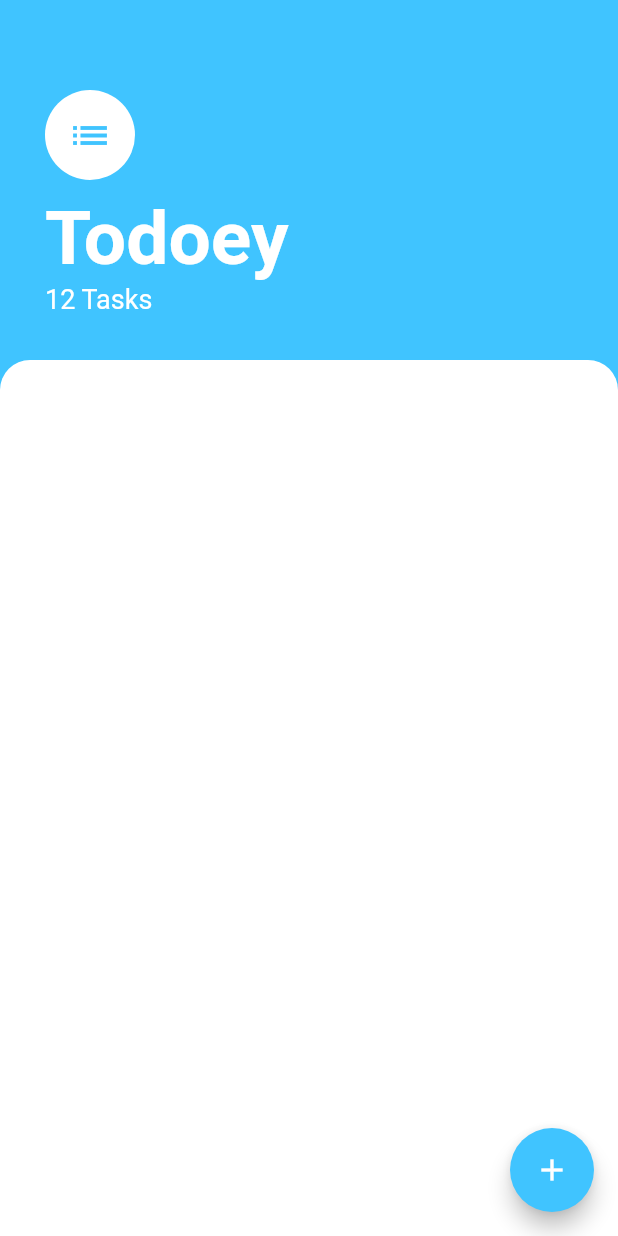
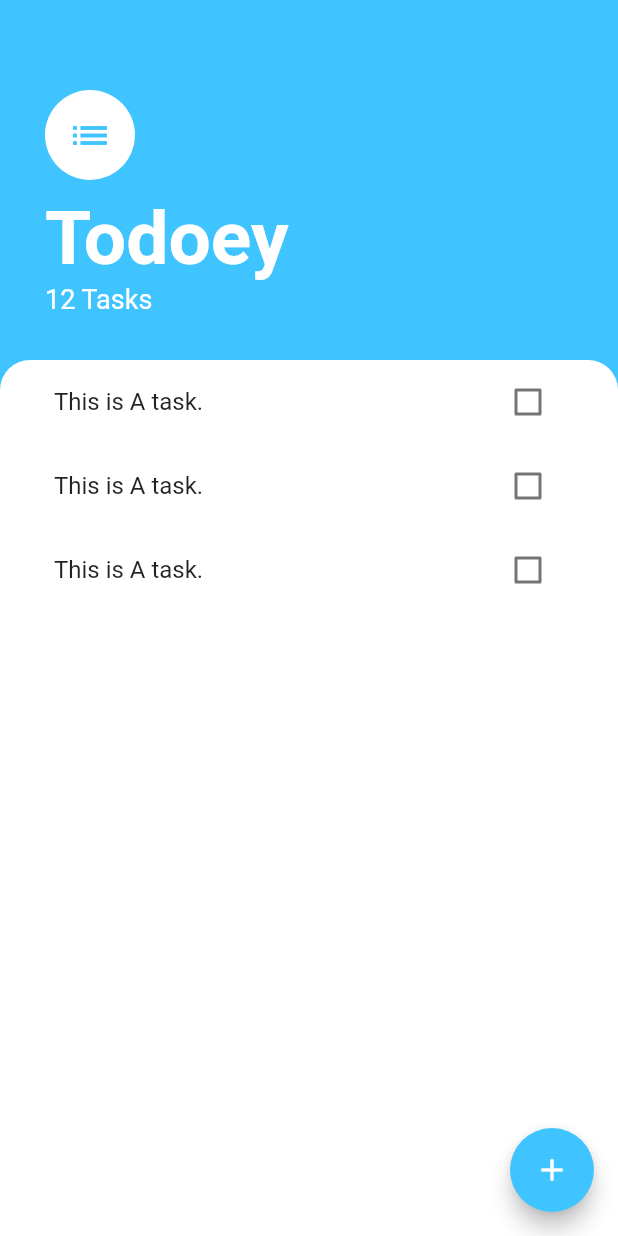
Before and after one commit to Okazuki/todoey, a Flutter app: the screen it shows after launch, on a phone screen of 412 x 824 dp. Run offline on Flutter 3.47's test engine with Material 2 defaults, Android fonts, the phone set to English and light mode, and no system bars.

Commit message:
Change checkbox state logic

```diff
--- a/lib/main.dart
+++ b/lib/main.dart
@@ -1,6 +1,5 @@
 import 'package:flutter/material.dart';
 import 'package:todoey_flutter/screens/tasks_screen.dart';
-import '';
 
 void main() {
   runApp(MyApp());
--- a/lib/screens/tasks_screen.dart
+++ b/lib/screens/tasks_screen.dart
@@ -1,6 +1,10 @@
 import 'package:flutter/material.dart';
+import 'package:todoey_flutter/screens/add_task_screen.dart';
+import 'package:todoey_flutter/widgets/task_list.dart';
+
 
 class TasksScreen extends StatelessWidget {
+
   @override
   Widget build(BuildContext context) {
     return MaterialApp(
@@ -9,7 +13,9 @@ class TasksScreen extends StatelessWidget {
         floatingActionButton: FloatingActionButton(
           backgroundColor: Colors.lightBlueAccent,
           child: Icon(Icons.add),
-          onPressed: null,
+          onPressed: () {
+            showModalBottomSheet(context: context, builder: (context) => AddTaskScreen());
+          },
         ),
         body: Column(
           crossAxisAlignment: CrossAxisAlignment.start,
@@ -51,6 +57,7 @@ class TasksScreen extends StatelessWidget {
             ),
             Expanded(
               child: Container(
+                padding: EdgeInsets.symmetric(horizontal: 20.0),
                 decoration: BoxDecoration(
                   color: Colors.white,
                   borderRadius: BorderRadius.only(
@@ -58,6 +65,7 @@ class TasksScreen extends StatelessWidget {
                     topRight: Radius.circular(20.0),
                   ),
                 ),
+                child: TaskList(),
               ),
             ),
           ],
--- /dev/null
+++ b/lib/widgets/task_list.dart
@@ -0,0 +1,16 @@
+import 'package:flutter/material.dart';
+import 'package:todoey_flutter/widgets/task_tile.dart';
+
+class TaskList extends StatelessWidget {
+
+  @override
+  Widget build(BuildContext context) {
+    return ListView(
+      children: <Widget>[
+        TaskTile(),
+        TaskTile(),
+        TaskTile(),
+      ],
+    );
+  }
+}
--- /dev/null
+++ b/lib/widgets/task_tile.dart
@@ -0,0 +1,43 @@
+import 'package:flutter/material.dart';
+
+class TaskTile extends StatefulWidget {
+  @override
+  _TaskTileState createState() => _TaskTileState();
+}
+
+class _TaskTileState extends State<TaskTile> {
+  bool isChecked = false;
+
+  void checkBoxCallBack(bool newValue) {
+    setState(() {
+      isChecked = newValue;
+    });
+  }
+
+  @override
+  Widget build(BuildContext context) {
+    return ListTile(
+      title: Text('This is A task.',
+        style: TextStyle(decoration: isChecked ? TextDecoration.lineThrough : null),
+    ),
+      trailing: TaskCheckBox(checkBoxState: isChecked,toggleCheckBoxState: checkBoxCallBack)
+    );
+  }
+}
+
+class TaskCheckBox extends StatelessWidget {
+
+  final bool checkBoxState;
+  final Function toggleCheckBoxState;
+
+  TaskCheckBox({this.checkBoxState,this.toggleCheckBoxState});
+
+  @override
+  Widget build(BuildContext context) {
+    return Checkbox(
+      activeColor: Colors.blueAccent,
+      value: checkBoxState,
+      onChanged:toggleCheckBoxState
+    );
+  }
+}
```
Also changed, not shown: lib/screens/add_task_screen.dart (added, +50 -0 lines).
